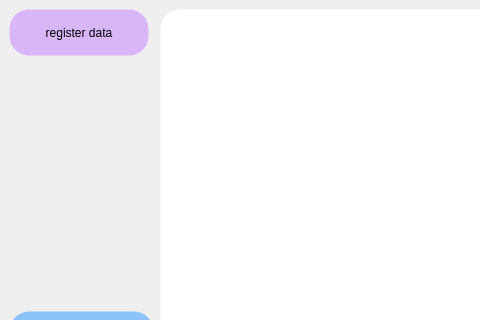
Above: main.ui from vedaka1/Database-console before the change; both pictures show x 0 to 480 and y 0 to 320 of the 690 by 473 pixel window. Below: the same form after it.
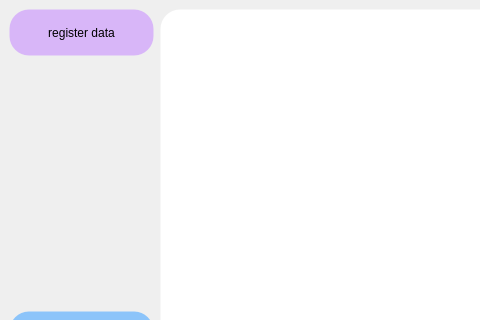
That is the form after the change. Icons and pictures are not drawn.

```diff
--- a/main.ui
+++ b/main.ui
@@ -72,13 +72,13 @@
         </property>
         <property name="minimumSize">
          <size>
-          <width>140</width>
+          <width>145</width>
           <height>47</height>
          </size>
         </property>
         <property name="maximumSize">
          <size>
-          <width>140</width>
+          <width>145</width>
           <height>47</height>
          </size>
         </property>
```
